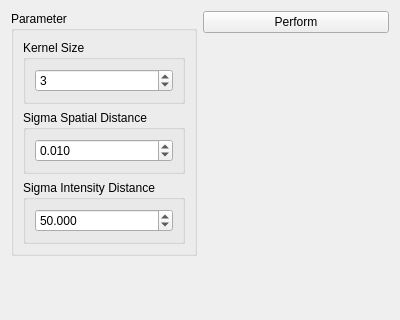
This is source/modules/bilateral_filter/BilateralFilterWidget.ui in josefkoller/ambient_image_processor as Qt 5 draws it before an edit; both pictures show x 0 to 400 and y 0 to 320 of the 400 by 492 pixel window. The edited form follows.
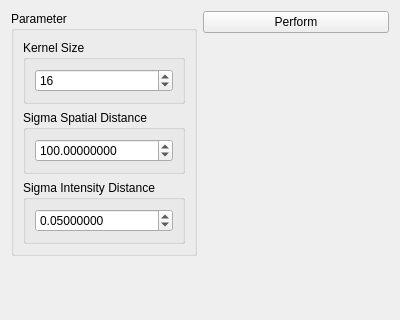
This is the edited form.

Commit message: fix bilateral filter

Patch:
```diff
--- a/source/modules/bilateral_filter/BilateralFilterWidget.ui
+++ b/source/modules/bilateral_filter/BilateralFilterWidget.ui
@@ -35,7 +35,7 @@
          <item>
           <widget class="QSpinBox" name="kernelSizeSpinbox">
            <property name="value">
-            <number>3</number>
+            <number>16</number>
            </property>
           </widget>
          </item>
@@ -51,16 +51,16 @@
          <item row="0" column="0">
           <widget class="QDoubleSpinBox" name="sigmaSpatialDistanceSpinbox">
            <property name="decimals">
-            <number>3</number>
+            <number>8</number>
            </property>
            <property name="maximum">
-            <double>99999.000000000000000</double>
+            <double>999999999999.000000000000000</double>
            </property>
            <property name="singleStep">
             <double>0.001000000000000</double>
            </property>
            <property name="value">
-            <double>0.010000000000000</double>
+            <double>100.000000000000000</double>
            </property>
           </widget>
          </item>
@@ -76,16 +76,16 @@
          <item>
           <widget class="QDoubleSpinBox" name="sigmaIntensityDistanceSpinbox">
            <property name="decimals">
-            <number>3</number>
+            <number>8</number>
            </property>
            <property name="maximum">
-            <double>99999.000000000000000</double>
+            <double>10000000000000000000.000000000000000</double>
            </property>
            <property name="singleStep">
             <double>0.100000000000000</double>
            </property>
            <property name="value">
-            <double>50.000000000000000</double>
+            <double>0.050000000000000</double>
            </property>
           </widget>
          </item>
```
The commit also changes 1 other file.
